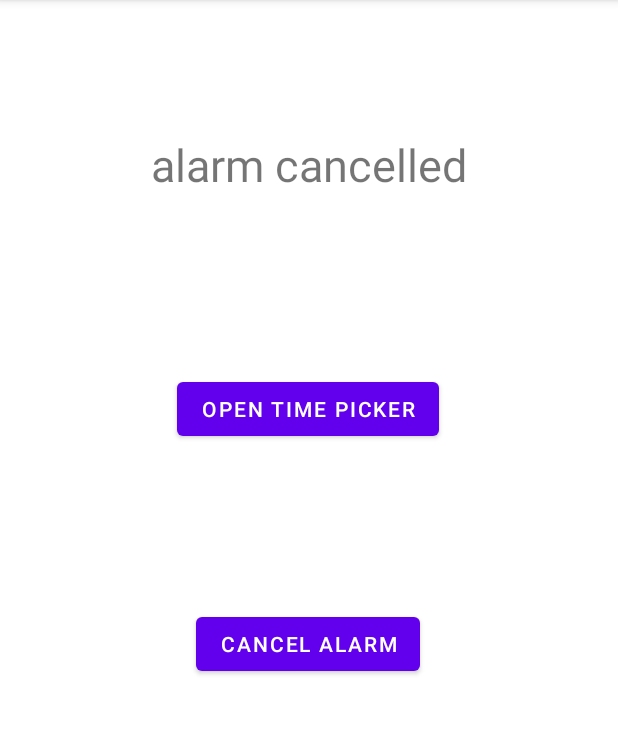
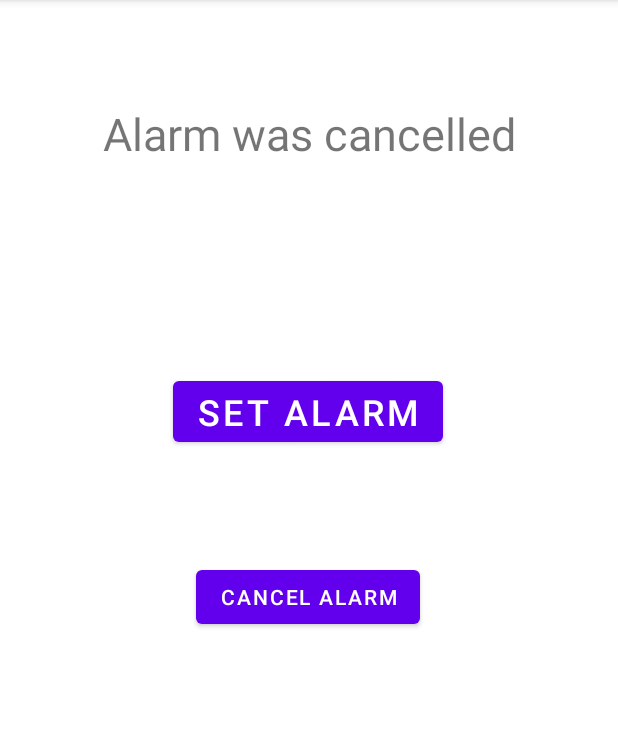
Before and after one commit to Samucl/SleepingApp, an Android app: the screen it shows after launch (MainActivity), after a tap on "CANCEL ALARM", on a phone screen of 412 x 824 dp, the part 84-818 px from its top. Run offline under Robolectric (Android 15) with nearby library versions, the phone set to English and light mode, and no system bars.

Commit message:
strings for buttons

```diff
--- a/app/src/main/java/com/example/androidproject/MainActivity.java
+++ b/app/src/main/java/com/example/androidproject/MainActivity.java
@@ -1,6 +1,5 @@
 package com.example.androidproject;
 
-import androidx.annotation.RequiresApi;
 import androidx.appcompat.app.AppCompatActivity;
 import androidx.fragment.app.DialogFragment;
 
@@ -9,7 +8,6 @@ import android.app.PendingIntent;
 import android.app.TimePickerDialog.OnTimeSetListener;
 import android.content.Context;
 import android.content.Intent;
-import android.os.Build;
 import android.os.Bundle;
 import android.view.View;
 import android.widget.Button;
@@ -21,16 +19,16 @@ import java.util.Calendar;
 
 public class MainActivity extends AppCompatActivity implements OnTimeSetListener {
 
-    private TextView textView;
+    private TextView AlarmTextView;
 
     @Override
     protected void onCreate(Bundle savedInstanceState) {
         super.onCreate(savedInstanceState);
         setContentView(R.layout.activity_main);
 
-        textView = findViewById(R.id.textViewAlarm);
+        AlarmTextView = findViewById(R.id.textViewAlarmStatus);
 
-        Button buttonTimePicker = findViewById(R.id.button_timepicker);
+        Button buttonTimePicker = findViewById(R.id.button_setAlarm);
         buttonTimePicker.setOnClickListener(new View.OnClickListener() {
             @Override
             public void onClick(View v) {
@@ -60,10 +58,10 @@ public class MainActivity extends AppCompatActivity implements OnTimeSetListener
     }
 
     private void updateTimeText(Calendar calendar) {
-        String timeText = "Alarm set for: ";
-        timeText += DateFormat.getTimeInstance(DateFormat.SHORT).format(calendar.getTime());
+        String time = "Alarm is set for: ";
+        time += DateFormat.getTimeInstance(DateFormat.SHORT).format(calendar.getTime());
 
-        textView.setText(timeText);
+        AlarmTextView.setText(time);
     }
 
     private void startAlarm(Calendar calendar) {
@@ -84,6 +82,6 @@ public class MainActivity extends AppCompatActivity implements OnTimeSetListener
         PendingIntent pendingIntent = PendingIntent.getBroadcast(this, 1, intent, 0);
 
         alarmManager.cancel(pendingIntent);
-        textView.setText("alarm cancelled");
+        AlarmTextView.setText("Alarm was cancelled");
     }
 }
--- a/app/src/main/java/com/example/androidproject/NotificationHelper.java
+++ b/app/src/main/java/com/example/androidproject/NotificationHelper.java
@@ -1,6 +1,7 @@
 package com.example.androidproject;
 
 import android.annotation.TargetApi;
+import android.app.Notification;
 import android.app.NotificationChannel;
 import android.app.NotificationManager;
 import android.content.Context;
--- a/app/src/main/res/layout/activity_main.xml
+++ b/app/src/main/res/layout/activity_main.xml
@@ -7,45 +7,46 @@
     tools:context=".MainActivity">
 
     <TextView
-        android:id="@+id/textViewAlarm"
+        android:id="@+id/textViewAlarmStatus"
         android:layout_width="wrap_content"
         android:layout_height="wrap_content"
-        android:layout_above="@id/button_timepicker"
+        android:layout_above="@id/button_setAlarm"
         android:layout_centerHorizontal="true"
-        android:text="No Alarm set"
+        android:text="@string/no_alarm"
         android:textSize="30sp"
         app:layout_constraintBottom_toBottomOf="parent"
         app:layout_constraintEnd_toEndOf="parent"
         app:layout_constraintStart_toStartOf="parent"
         app:layout_constraintTop_toTopOf="parent"
-        app:layout_constraintVertical_bias="0.123" />
+        app:layout_constraintVertical_bias="0.094" />
 
     <Button
-        android:id="@+id/button_timepicker"
+        android:id="@+id/button_setAlarm"
         android:layout_width="wrap_content"
         android:layout_height="wrap_content"
         android:layout_centerHorizontal="true"
         android:layout_centerVertical="true"
-        android:text="open time picker"
+        android:text="@string/set_alarm"
+        android:textSize="24sp"
         app:layout_constraintBottom_toBottomOf="parent"
         app:layout_constraintEnd_toEndOf="parent"
         app:layout_constraintHorizontal_bias="0.497"
         app:layout_constraintStart_toStartOf="parent"
         app:layout_constraintTop_toTopOf="parent"
-        app:layout_constraintVertical_bias="0.345" />
+        app:layout_constraintVertical_bias="0.347" />
 
     <Button
         android:id="@+id/button_cancel"
         android:layout_width="wrap_content"
         android:layout_height="wrap_content"
-        android:layout_below="@id/button_timepicker"
+        android:layout_below="@id/button_setAlarm"
         android:layout_centerHorizontal="true"
-        android:text="cancel alarm"
+        android:text="@string/cancel_alarm"
         app:layout_constraintBottom_toBottomOf="parent"
         app:layout_constraintEnd_toEndOf="parent"
         app:layout_constraintHorizontal_bias="0.498"
         app:layout_constraintStart_toStartOf="parent"
         app:layout_constraintTop_toTopOf="parent"
-        app:layout_constraintVertical_bias="0.563" />
+        app:layout_constraintVertical_bias="0.519" />
 
 </androidx.constraintlayout.widget.ConstraintLayout>
--- a/app/src/main/res/values/strings.xml
+++ b/app/src/main/res/values/strings.xml
@@ -1,3 +1,6 @@
 <resources>
     <string name="app_name">android project</string>
+    <string name="set_alarm">Set Alarm</string>
+    <string name="cancel_alarm">Cancel Alarm</string>
+    <string name="no_alarm">Alarm is not set</string>
 </resources>
```
